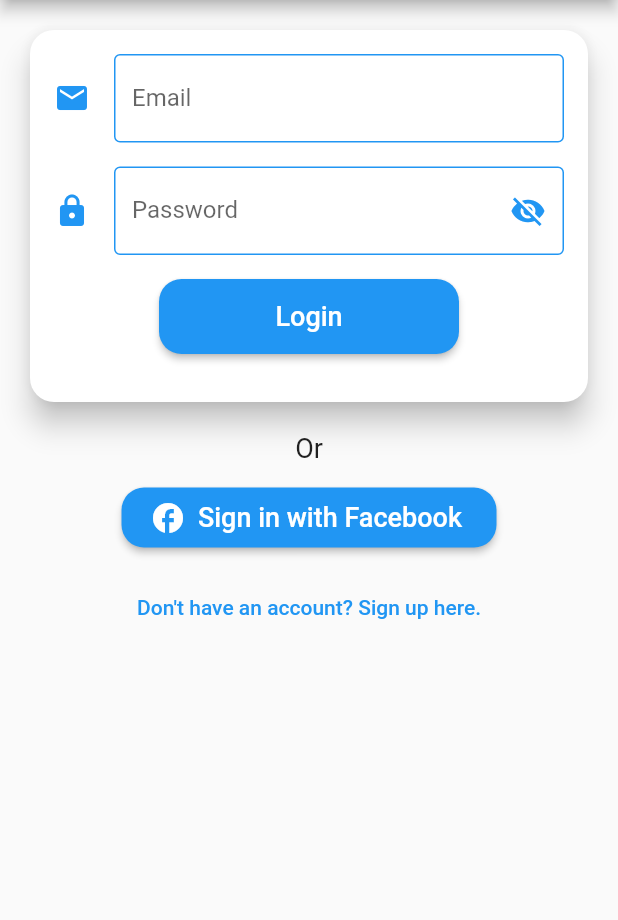
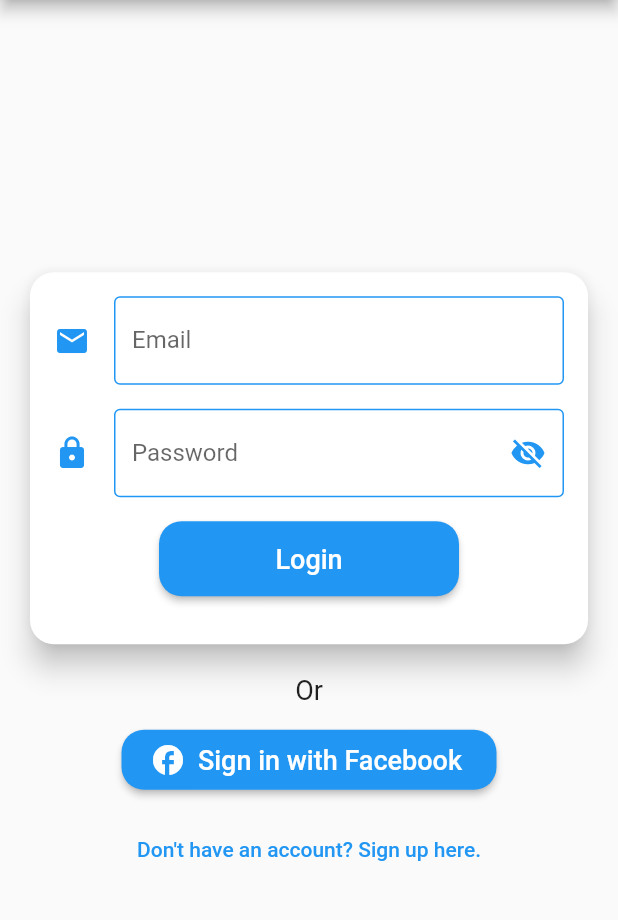
Before and after one commit to ElvinMammadov/MafiaGame, a Flutter app: the screen it shows after launch, on a phone screen of 412 x 824 dp, the part 84-1004 px from its top. Run offline on Flutter 3.47's test engine with Material 2 defaults, Android fonts, the light colour scheme and no system bars; our stand-ins replace firebase_auth, firebase_core; missing offline and left inert: flutter_facebook_auth; accounts and stored records are empty; generated files the repository leaves out were written again.

Commit message:
Minor Changes implemented

```diff
--- a/lib/presentation/pages/auth/login/login_form.dart
+++ b/lib/presentation/pages/auth/login/login_form.dart
@@ -114,15 +114,10 @@ class _LoginFormState extends State<LoginForm> {
       );
 
   Future<void> _loginButtonPressed() async {
-    // Set the loading state to true
     setState(() {
       _isLoading = true;
     });
-
-    // Perform the login
     await widget._onSignIn();
-
-    // Set the loading state to false after login
     setState(() {
       _isLoading = false;
     });
--- a/lib/presentation/pages/auth/login/login_page.dart
+++ b/lib/presentation/pages/auth/login/login_page.dart
@@ -42,13 +42,14 @@ class _LoginPageState extends State<LoginPage> {
             ),
           );
 
-          // You can navigate to the next screen or perform any other actions here
-          // Navigator.pushReplacement(context, MaterialPageRoute(builder: (context) => NextScreen()));
+          // Navigate to the HomeScreen upon successful login
+          AppNavigator.navigateToHomeScreen(context);
           print('User signed in: ${user.uid}');
         } else {
           print('User does not exist');
         }
       } on FirebaseAuthException catch (e) {
+        // Handle login errors
         print("Error during login: $e");
 
         if (e.code == 'user-not-found') {
@@ -83,12 +84,6 @@ class _LoginPageState extends State<LoginPage> {
     }
   }
 
-  // // Add this function for Facebook sign-in
-  // Future<void> _signInWithFacebook() async {
-  //   // Implement your Facebook sign-in logic here
-  //   // You might want to use a package like 'flutter_facebook_auth' for this
-  // }
-
   Future<Resource?> _signInWithFacebook() async {
     try {
       final LoginResult result = await FacebookAuth.instance.login();
@@ -111,7 +106,6 @@ class _LoginPageState extends State<LoginPage> {
     }
   }
 
-
   void _togglePasswordVisibility() {
     setState(() {
       _isPasswordVisible = !_isPasswordVisible;
@@ -124,10 +118,14 @@ class _LoginPageState extends State<LoginPage> {
       title: AppStrings.title,
       showBackButton: false,
     ),
-    body: Padding(
+    body: Center(
+      child: Padding(
         padding: const EdgeInsets.all(16.0),
         child: SingleChildScrollView(
-        child: Center(
+          child: ConstrainedBox(
+            constraints: const BoxConstraints(
+              maxWidth: 450.0,
+            ),
             child: Column(
               mainAxisAlignment: MainAxisAlignment.center,
               children: <Widget>[
@@ -141,17 +139,14 @@ class _LoginPageState extends State<LoginPage> {
                 ),
                 const SizedBox(height: 16),
                 const Text(
-                'Or',
+                  AppStrings.or,
                   style: TextStyle(fontSize: 18),
                 ),
                 const SizedBox(height: 16),
-              // Add the Facebook sign-in button here
-              // Assuming you have a FacebookSignInButton implementation
                 FacebookSignInButton(onSignIn: _signInWithFacebook),
                 const SizedBox(height: 16),
                 TextButton(
                   onPressed: () {
-                  // Navigate to the signup page
                     AppNavigator.navigateToSignupPage(context);
                   },
                   style: TextButton.styleFrom(
@@ -166,5 +161,6 @@ class _LoginPageState extends State<LoginPage> {
           ),
         ),
       ),
+    ),
   );
 }
--- a/lib/utils/app_strings.dart
+++ b/lib/utils/app_strings.dart
@@ -21,4 +21,5 @@ class AppStrings {
   static const String passwordIsRequired = 'Password is required';
   static const String passwordLengthRequirement =
       'Password must be at least 6 characters long';
+  static const String or = 'Or';
 }
--- a/lib/utils/navigator.dart
+++ b/lib/utils/navigator.dart
@@ -1,10 +1,12 @@
 import 'package:flutter/material.dart';
 import 'package:mafia_game/presentation/pages/auth/login/login_page.dart';
 import 'package:mafia_game/presentation/pages/auth/signup_page.dart';
+import 'package:mafia_game/presentation/pages/home_screen.dart';
 
 class AppNavigator {
   static const String loginPage = '/login';
   static const String signupPage = '/signup';
+  static const String homeScreen = '/home';
 
   static Route<dynamic> generateRoute(RouteSettings settings) {
     switch (settings.name) {
@@ -18,7 +20,11 @@ class AppNavigator {
           builder: (_) => const SignupPage(),
           settings: const RouteSettings(name: signupPage),
         );
-      // Add more routes as needed
+      case homeScreen:
+        return MaterialPageRoute(
+          builder: (_) => const HomeScreen(),
+          settings: const RouteSettings(name: homeScreen),
+        );
       default:
         return MaterialPageRoute(
           builder: (_) => Scaffold(
@@ -38,4 +44,9 @@ class AppNavigator {
   static void navigateToSignupPage(BuildContext context) {
     Navigator.pushNamed(context, signupPage);
   }
+
+  static void navigateToHomeScreen(BuildContext context) {
+    Navigator.pushNamedAndRemoveUntil(
+        context, homeScreen, (Route route) => false);
+  }
 }
```
Also changed, not shown: lib/presentation/pages/auth/signup_page.dart (+8 -2 lines), lib/presentation/pages/home_screen.dart (added, +15 -0 lines). Lines whose indentation alone changed are shown as unchanged.
